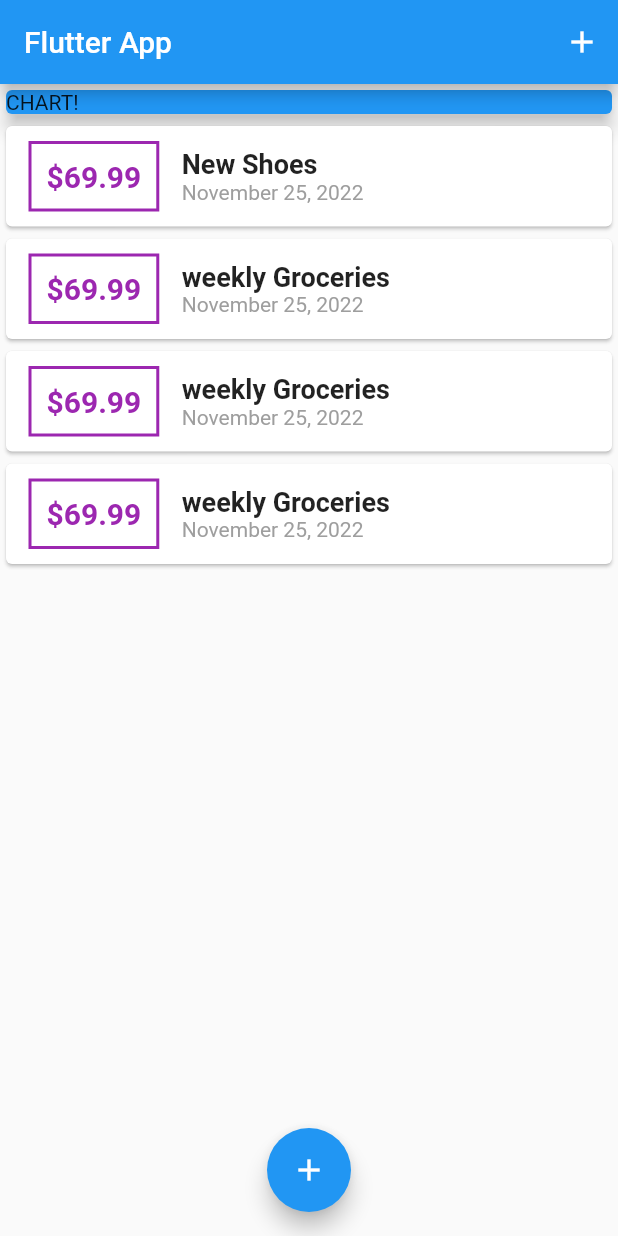
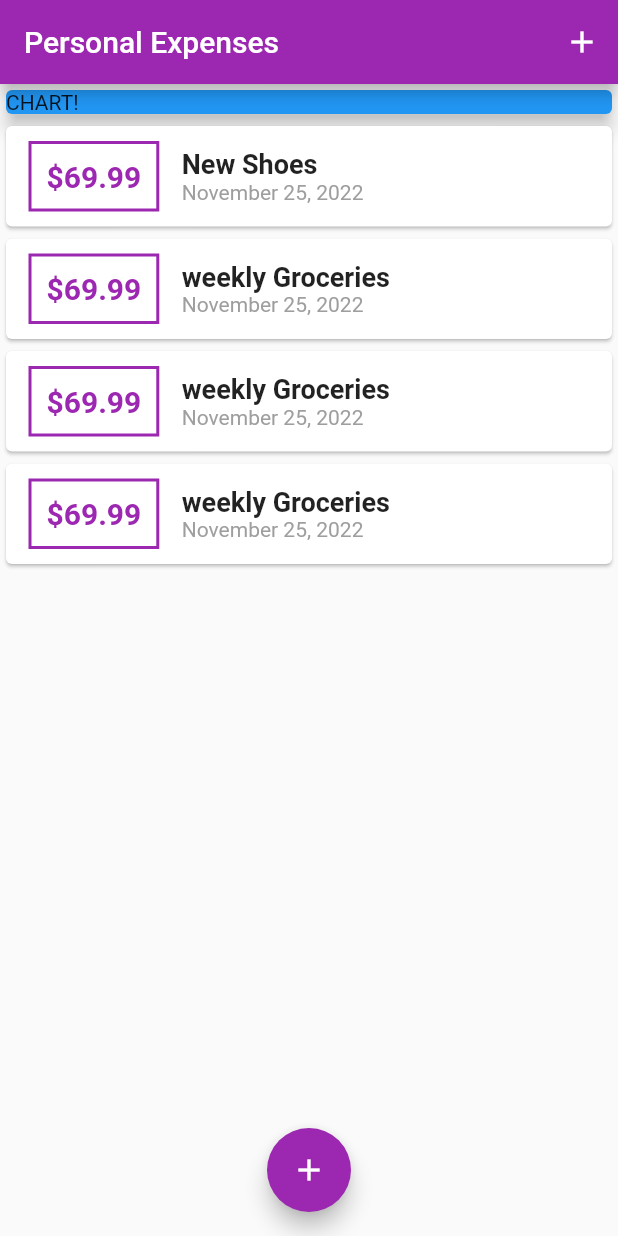
Before and after one commit to a-jalilian66/personal_expenses_flutter, a Flutter app: the screen it shows after launch, on a phone screen of 412 x 824 dp. Run offline on Flutter 3.47's test engine with Material 2 defaults, Android fonts, the phone set to English and light mode, and no system bars.

Commit message:
add => Configuring and Using Themes

```diff
--- a/lib/main.dart
+++ b/lib/main.dart
@@ -15,9 +15,9 @@ class MyApp extends StatelessWidget {
   @override
   Widget build(BuildContext context) {
     return MaterialApp(
-      title: 'Flutter Demo',
+      title: 'Personal Expenses',
       theme: ThemeData(
-        primarySwatch: Colors.blue,
+        primarySwatch: Colors.purple,
       ),
       home: const MyHomePage(),
     );
@@ -102,7 +102,7 @@ class _MyHomePageState extends State<MyHomePage> {
   Widget build(BuildContext context) {
     return Scaffold(
       appBar: AppBar(
-        title: Text('Flutter App'),
+        title: Text('Personal Expenses'),
         actions: [
           IconButton(
               onPressed: () {
--- a/lib/widgets/transaction_list.dart
+++ b/lib/widgets/transaction_list.dart
@@ -27,10 +27,13 @@ class TransactionList extends StatelessWidget {
                   child: Text( '\$${transactions[index].amount}', style: TextStyle(
                       fontWeight: FontWeight.bold,
                       fontSize: 20,
-                      color: Colors.purple
+                      color: Theme.of(context).primaryColor
                   ),),
                   decoration: BoxDecoration(
-                      border: Border.all(color: Colors.purple, width: 2)
+                      border: Border.all(
+                          color: Theme.of(context).primaryColor ,
+                          width: 2
+                      )
                   ),
                 ),
                 Column(
```
